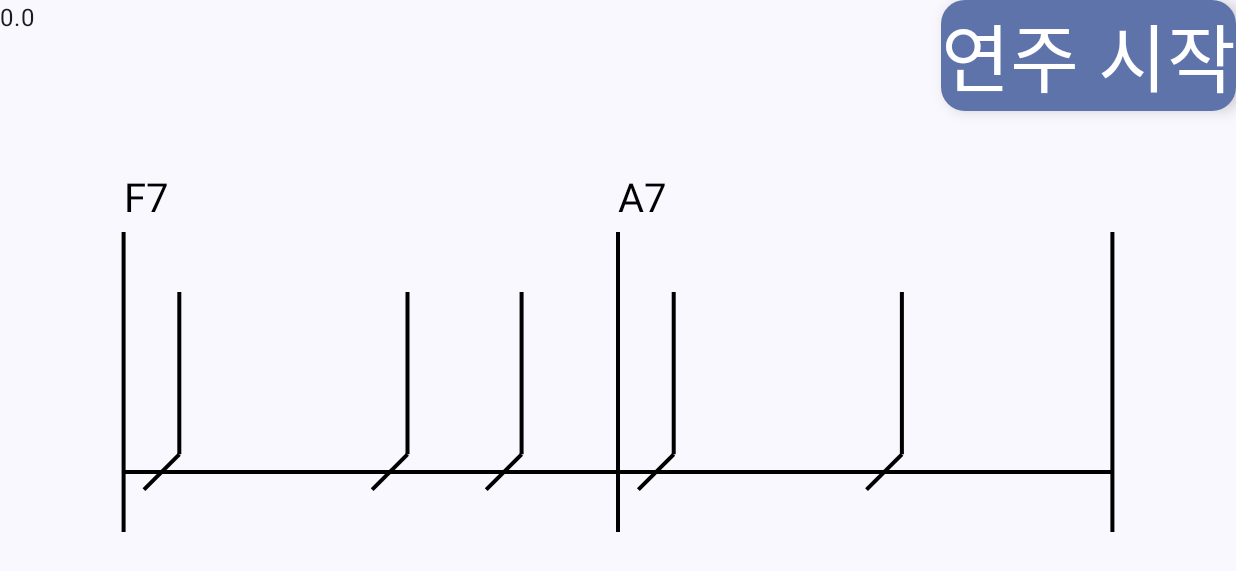
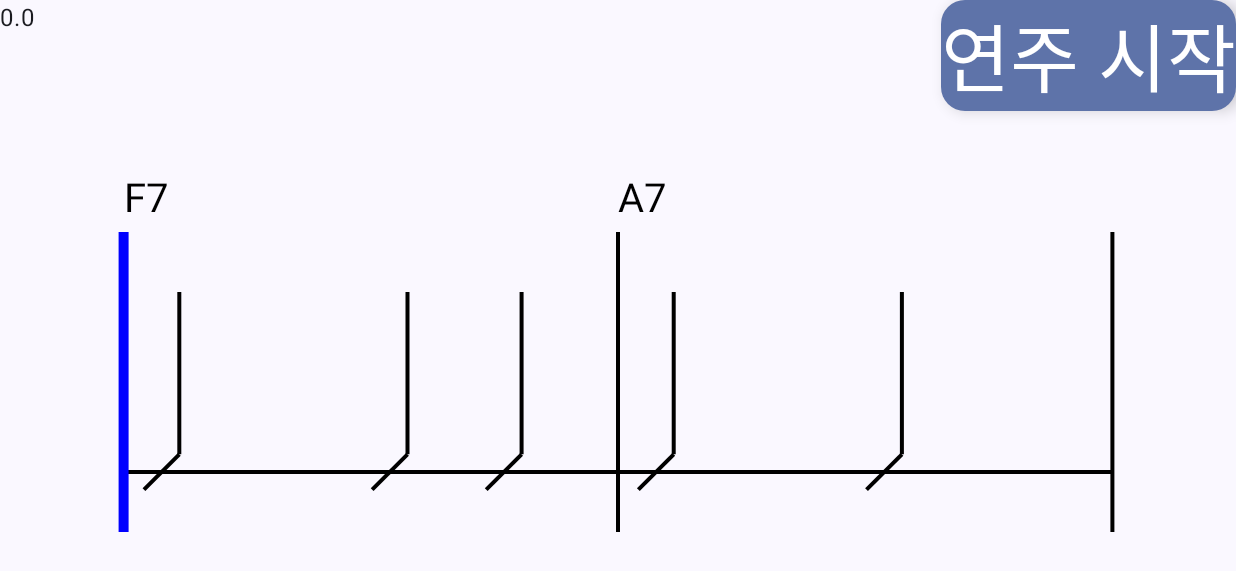
Before and after one commit to sorongosdev/GuitarApp, an Android app built with Jetpack Compose: the screen it shows after launch (MainActivity), on a phone screen of 824 x 412 dp (held sideways). Shown: the top 571 px of the screen. Run offline under Robolectric (Android 15) with nearby library versions, the phone set to English and light mode, and no system bars; libraries missing offline, so code that uses them is left out: com.chaquo.python; 1 statement that could not run was skipped.

Commit message:
진행바 추가
타이머 추가 필요

```diff
--- a/app/src/main/java/com/example/tarsos_example/CanvasDraw.kt
+++ b/app/src/main/java/com/example/tarsos_example/CanvasDraw.kt
@@ -24,12 +24,9 @@ import kotlin.random.Random
 /**악보 전체 틀을 그려주는 함수*/
 @Composable
 fun DrawSheet(modifier: Modifier = Modifier) {
-    Log.d("processbar", "DrawSheet")
-
     Canvas(modifier = modifier) {
-        // 예제: 악보 선 그리기
-        val startY = 0f
-        val endY = size.height
+        val startY = 0f // 시트 그리기가 시작되는 Y 지점
+        val endY = size.height // 시트 그리기가 끝나는 Y 지점
         for (i in 1..9) {
             if (i == 1 || i == 5 || i == 9) {
                 val xOffset = i * (size.width / 10)
@@ -55,8 +52,6 @@ fun DrawSheet(modifier: Modifier = Modifier) {
 /**noteType, 그리는 위치(1또는 2)를 받아 음표를 그려주는 함수*/
 @Composable
 fun DrawNotes(noteType: List<Int>, location: Int, modifier: Modifier = Modifier) {
-    Log.d("processbar", "DrawNotes")
-
     Canvas(modifier = modifier) {
         val startX_measure = if (location == 1) {
             1 * (size.width / 10) // 첫번째 마디 시작점
@@ -96,10 +91,9 @@ fun DrawNotes(noteType: List<Int>, location: Int, modifier: Modifier = Modifier)
     }
 }
 
+/**피드백 노트를 받아와 화면에 빨간색으로 보여주는 함수*/
 @Composable
 fun DrawFeedBackNotes(feedbackNoteList: List<Int>?, location: Int, modifier: Modifier) {
-    Log.d("processbar", "DrawFeedBackNotes")
-
     if (!feedbackNoteList.isNullOrEmpty()) {
         Canvas(modifier = modifier) {
             val startX_measure = 1 * (size.width / 10) // 첫번째 마디 시작점
@@ -135,15 +129,38 @@ fun DrawFeedBackNotes(feedbackNoteList: List<Int>?, location: Int, modifier: Mod
     }
 }
 
+/**녹음 후 흐른 시간(초)을 받아와 진행바를 그려주는 함수*/
+@Composable
+fun DrawProcessBar(seconds: Double, modifier: Modifier) {
+    Canvas(modifier = modifier) {
+        val startX_measure = 1 * (size.width / 10) // 첫번째 마디 시작점
+        val measure_width = 8 * (size.width / 10) // 두 마디 넓이
+        val startY = 0f // 진행바 그리기가 시작되는 Y 지점
+        val endY = size.height // 진행바 그리기가 끝나는 Y 지점
+
+        val process = seconds / 5.0 // 녹음 진행 후 얼마나 지났는지
+
+        val xOffset = (startX_measure + process * measure_width).toFloat()
+
+        drawLine(
+            color = Color.Blue,
+            start = Offset(x = xOffset, y = startY),
+            end = Offset(x = xOffset, y = endY),
+            strokeWidth = 10f
+        )
+
+    }
+}
+
+/**사용자에게 코드를 보여주는 함수*/
 @Composable
 fun ShowChords(viewModel: MyViewModel, modifier: Modifier) {
-    Log.d("processbar", "ShowChords")
     /** viewModel의 recordSecond를 관찰*/
-    val recordSecondState = viewModel.recordSecond.collectAsState()
-    val shownChordState1 = viewModel.shownChord1.collectAsState()
-    val shownChordState2 = viewModel.shownChord2.collectAsState()
+    val recordSecondState = viewModel.recordSecond.collectAsState() // 초
+    val shownChordState1 = viewModel.shownChord1.collectAsState() // 마디1에 보여주는 코드
+    val shownChordState2 = viewModel.shownChord2.collectAsState() // 마디2에 보여주는 코드
 
-    if (recordSecondState.value == 0.0) { // 녹음중이 아닐 때만 그림, 녹음중 유무 변수 추가해서 로직 수정 필요
+    if (recordSecondState.value == 0.0 || recordSecondState.value == 5.0) { // TODO : 녹음중이 아닐 때만 그림, 녹음중 유무 변수 추가해서 로직 수정 필요
         viewModel.updateChords(
             getRandomChord(viewModel),
             getRandomChord(viewModel)
@@ -177,8 +194,7 @@ fun ShowChords(viewModel: MyViewModel, modifier: Modifier) {
     }
 }
 
-
-/// 랜덤으로 코드를 가져오는 함수
+/** 랜덤으로 코드를 가져오는 함수*/
 fun getRandomChord(viewModel: MyViewModel): String {
     val randomInt = Random.nextInt(1, 19)
 
--- a/app/src/main/java/com/example/tarsos_example/MainActivity.kt
+++ b/app/src/main/java/com/example/tarsos_example/MainActivity.kt
@@ -2,6 +2,7 @@ package com.example.tarsos_example
 
 import DrawFeedBackNotes
 import DrawNotes
+import DrawProcessBar
 import DrawSheet
 import ShowChords
 import android.content.pm.PackageManager
@@ -140,7 +141,6 @@ class MainActivity : ComponentActivity() {
                     .fillMaxWidth()
                     .height(200.dp),
             ) {
-
                 DrawSheet(modifier = Modifier.matchParentSize()) // 악보 그림
                 DrawNotes(
                     noteType = NoteTypes.note_1010, // 예시 음표 타입 리스트
@@ -160,6 +160,10 @@ class MainActivity : ComponentActivity() {
                     feedbackNoteList = feedbackNoteList.value, location = 1, modifier = Modifier
                         .fillMaxWidth()
                         .height(200.dp)
+                )
+                DrawProcessBar(
+                    seconds = recordSecond.value,
+                    modifier = Modifier.matchParentSize()
                 )
             }
         }
--- a/app/src/main/java/com/example/tarsos_example/MyViewModel.kt
+++ b/app/src/main/java/com/example/tarsos_example/MyViewModel.kt
@@ -16,35 +16,40 @@ class MyViewModel : ViewModel() {
 
     /**보여주는 악보, 사용자가 친 것과 비교해서 정답인지 알려주기 위해 필요*/
     private var _shownNoteList = MutableStateFlow(listOf<Int>())
-    val shownNoteList : StateFlow<List<Int>> = _shownNoteList
+    val shownNoteList: StateFlow<List<Int>> = _shownNoteList
 
     /**마디1에 보여주는 코드, 사용자가 친 것과 비교해서 정답인지 알려주기 위해 필요*/
     private var _shownChord1 = MutableStateFlow<String>("")
-    val shownChord1 : StateFlow<String> = _shownChord1
+    val shownChord1: StateFlow<String> = _shownChord1
 
     /**마디2에 보여주는 코드, 사용자가 친 것과 비교해서 정답인지 알려주기 위해 필요*/
     private var _shownChord2 = MutableStateFlow<String>("")
-    val shownChord2 : StateFlow<String> = _shownChord2
+    val shownChord2: StateFlow<String> = _shownChord2
 
+    /**녹음이 시작하고 지난 시간, 소수점 첫째자리까지 표시*/
+    private var _recordSecond = MutableStateFlow<Double>(0.0)
+    val recordSecond: StateFlow<Double> = _recordSecond
+
+    /**녹음중 유무*/
+    private var _isRecording = MutableStateFlow<Boolean>(true)
+    val isRecording: StateFlow<Boolean> = _isRecording
+
+    /****************************   함수들 **************************************/
+
+    /**사용자에게 보여줄 코드를 업데이트 해주는 함수*/
     fun updateChords(chord1: String, chord2: String) {
         _shownChord1.value = chord1
         _shownChord2.value = chord2
     }
 
-    /**녹음이 시작하고 지난 시간, 소수점 첫째자리까지 표시*/
-    private var _recordSecond = MutableStateFlow<Double>(0.0)
-    val recordSecond : StateFlow<Double> = _recordSecond
-
-    /**녹음중 유무*/
-    private var _isRecording = MutableStateFlow<Boolean>(true)
-    val isRecording : StateFlow<Boolean> = _isRecording
-
+    /**연산 후 피드백 노트 리스트를 업데이트 해주는 함수*/
     fun updateFeedbackNoteList(newList: List<Int>) {
         _feedbackNoteList.value = newList
-        Log.d("processbar","updateFeedbackNoteList // feedbackNoteList.value ${feedbackNoteList.value}")
+        Log.d("processbar", "updateFeedbackNoteList $newList")
     }
 
-    fun updateRecordSecond(newSecond: Double){
+    /**녹음 진행 정도(초)를 업데이트 해주는 함수*/
+    fun updateRecordSecond(newSecond: Double) {
         _recordSecond.value = newSecond
     }
 }
```
